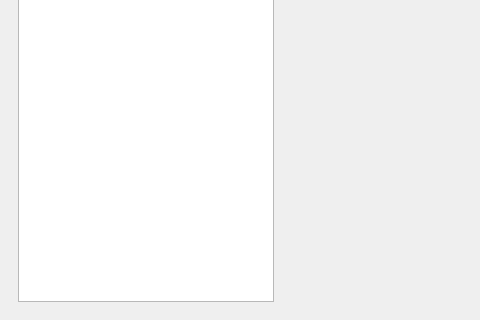
This is mainwindow.ui in wing199901/Ground-Station as Qt 5 draws it before an edit; both pictures show x 0 to 480 and y 331 to 651 of the 1142 by 651 pixel window. The edited form follows.
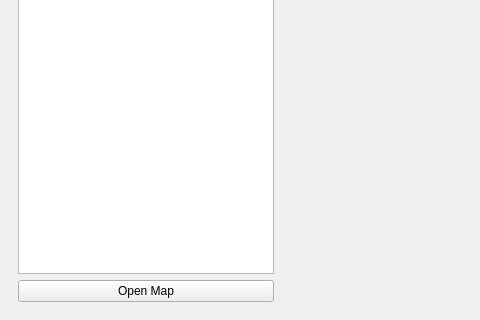
This is the edited form. Custom widgets are drawn as their Qt base class.

Commit message:
Updated_map_button
-map button
-map windows

What changed in the file:
```diff
--- a/mainwindow.ui
+++ b/mainwindow.ui
@@ -21,6 +21,13 @@
        <item row="0" column="0">
         <widget class="QPlainTextEdit" name="editLog"/>
        </item>
+       <item row="1" column="0">
+        <widget class="QPushButton" name="pushButton_OpenMap">
+         <property name="text">
+          <string>Open Map</string>
+         </property>
+        </widget>
+       </item>
       </layout>
      </widget>
     </item>
```
Left out of the diff: 2 changed lines with no effect on the pictures. The commit also changes 8 other files.
